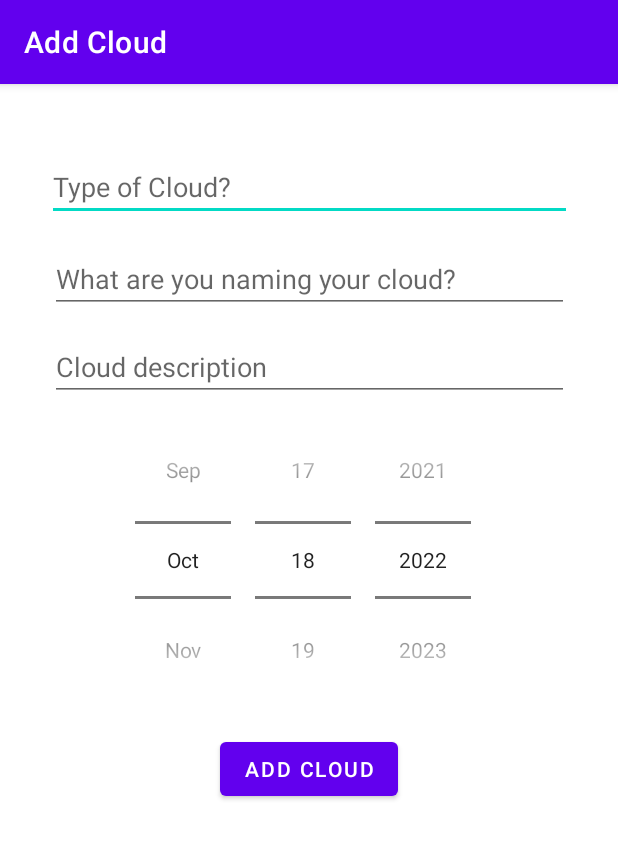
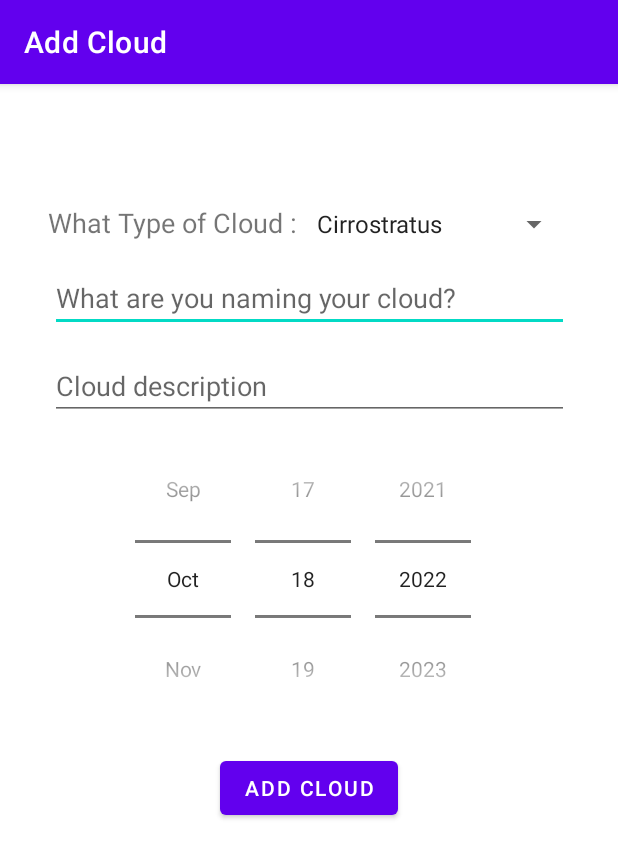
Before and after one commit to RRay6/BitFit, an Android app: the screen it shows after launch (CloudDetailsActivity), after a tap on "ADD CLOUD", on a phone screen of 412 x 824 dp. Shown: the top 858 px of the screen. Run offline under Robolectric (Android 15) with nearby library versions, the phone set to English and light mode, and no system bars.

Commit message:
Part 2 update

```diff
--- a/app/build.gradle
+++ b/app/build.gradle
@@ -42,6 +42,7 @@ dependencies {
     implementation 'androidx.appcompat:appcompat:1.5.1'
     implementation 'com.google.android.material:material:1.6.1'
     implementation 'androidx.constraintlayout:constraintlayout:2.1.4'
+    implementation 'androidx.databinding:databinding-runtime:4.2.2'
     testImplementation 'junit:junit:4.13.2'
     androidTestImplementation 'androidx.test.ext:junit:1.1.3'
     androidTestImplementation 'androidx.test.espresso:espresso-core:3.4.0'
--- a/app/src/main/java/com/example/bitfit/CloudDetailsActivity.kt
+++ b/app/src/main/java/com/example/bitfit/CloudDetailsActivity.kt
@@ -3,7 +3,10 @@ package com.example.bitfit
 import android.content.Intent
 import android.os.Bundle
 import android.view.View
+import android.widget.AdapterView
 import android.widget.ArrayAdapter
+import android.widget.Spinner
+import android.widget.Toast
 import androidx.appcompat.app.AppCompatActivity
 import com.example.bitfit.databinding.ActivityCloudDetailsBinding
 import com.tinyappco.databasedemo.date
@@ -17,6 +20,8 @@ class CloudDetailsActivity : AppCompatActivity() {
 
     private lateinit var binding: ActivityCloudDetailsBinding
 
+    private var cloudType = ""
+
     override fun onCreate(savedInstanceState: Bundle?) {
         super.onCreate(savedInstanceState)
         binding = ActivityCloudDetailsBinding.inflate(layoutInflater)
@@ -26,18 +31,20 @@ class CloudDetailsActivity : AppCompatActivity() {
         dataMgr = DBHandler(this)
 
 
-
         val cloud = intent.getSerializableExtra("cloud")
-        if (cloud is Cloud){
+        if (cloud is Cloud) {
             existingCloud = cloud
-            binding.etType.setText(cloud.type)
+            // binding.etType.setText(cloud.type)
             binding.etTitle.setText(cloud.title)
             binding.etDescription.setText(cloud.description)
 
             val cal = Calendar.getInstance()
             cal.time = cloud.date
-            binding.datePicker.init(cal.get(Calendar.YEAR), cal.get(Calendar.MONTH), cal.get(
-                Calendar.DAY_OF_MONTH), null)
+            binding.datePicker.init(
+                cal.get(Calendar.YEAR), cal.get(Calendar.MONTH), cal.get(
+                    Calendar.DAY_OF_MONTH
+                ), null
+            )
 
             binding.btnAdd.text = getString(R.string.update)
             title = getString(R.string.edit_cloud)
@@ -47,6 +54,35 @@ class CloudDetailsActivity : AppCompatActivity() {
 
         // refreshSpinner()
 
+        val types = resources.getStringArray(R.array.types)
+
+        // access the spinner
+        val spinner = findViewById<Spinner>(R.id.spinner)
+        if (spinner != null) {
+            val adapter = ArrayAdapter(
+                this,
+                android.R.layout.simple_spinner_item, types
+            )
+            spinner.adapter = adapter
+
+            spinner.onItemSelectedListener = object :
+                AdapterView.OnItemSelectedListener {
+                override fun onItemSelected(
+                    parent: AdapterView<*>,
+                    view: View, position: Int, id: Long
+                ) {
+
+                    cloudType = types[position]
+//                    Toast.makeText(this@MainActivity,
+//                        getString(R.string.selected_item) + " " +
+//                                "" + languages[position], Toast.LENGTH_SHORT).show()
+                }
+
+                override fun onNothingSelected(p0: AdapterView<*>?) {
+                    // TODO("Not yet implemented")
+                }
+            }
+        }
     }
 
 
@@ -72,9 +108,9 @@ class CloudDetailsActivity : AppCompatActivity() {
     }
 
     @Suppress("UNUSED_PARAMETER")
-    fun addAssignment(v: View){
+    fun addCloud(v: View){
 
-        val type = binding.etType.text.toString()
+        // val type = binding.etType.text.toString()
         val title = binding.etTitle.text.toString()
         val description = binding.etDescription.text.toString()
         val date = binding.datePicker.date()
@@ -82,14 +118,14 @@ class CloudDetailsActivity : AppCompatActivity() {
         val immutableExistingCloud = existingCloud
 
         if (immutableExistingCloud != null) {
-            immutableExistingCloud.type = type
+            immutableExistingCloud.type = cloudType
             immutableExistingCloud.title = title
             immutableExistingCloud.description = description
             immutableExistingCloud.date = binding.datePicker.date()
 
             dataMgr.update(immutableExistingCloud)
         } else {
-            val cloud = existingCloud ?: Cloud(null, type, title, description, date)
+            val cloud = existingCloud ?: Cloud(null, cloudType, title, description, date)
             dataMgr.add(cloud)
         }
 
--- /dev/null
+++ b/app/src/main/java/com/example/bitfit/DiaryFragment.kt
@@ -0,0 +1,100 @@
+package com.example.bitfit
+
+import android.content.Intent
+import android.os.Bundle
+import android.view.*
+import android.widget.AdapterView
+import androidx.fragment.app.Fragment
+import android.widget.ArrayAdapter
+import androidx.databinding.DataBindingUtil
+import androidx.recyclerview.widget.LinearLayoutManager
+import com.example.bitfit.databinding.FragmentDiaryBinding
+import java.security.AccessController.getContext
+
+/**
+ * A simple [Fragment] subclass.
+ * Use the [DiaryFragment.newInstance] factory method to
+ * create an instance of this fragment.
+ */
+class DiaryFragment : Fragment() {
+
+    private lateinit var binding: FragmentDiaryBinding
+
+    private lateinit var dataManager: DBHandler
+    private lateinit var dataSet : List<Cloud>
+
+    override fun onCreate(savedInstanceState: Bundle?) {
+        super.onCreate(savedInstanceState)
+    }
+
+    override fun onCreateView(
+        inflater: LayoutInflater, container: ViewGroup?,
+        savedInstanceState: Bundle?
+    ): View? {
+        // Change this statement to store the view in a variable instead of a return statement
+        val view = inflater.inflate(R.layout.fragment_diary, container, false)
+
+        binding = FragmentDiaryBinding.inflate(inflater, container,false)
+
+        dataManager = DBHandler(requireContext().applicationContext)
+
+        refreshDeadlines()
+
+        registerForContextMenu(binding.listView)
+
+        // Update the return statement to return the inflated view from above
+        return binding.getRoot();
+    }
+
+    companion object {
+        fun newInstance(): DiaryFragment {
+            return DiaryFragment()
+        }
+    }
+
+//    override fun onCreateOptionsMenu(menu: Menu?): Boolean {
+//        menuInflater.inflate(R.menu.menu_settings, menu)
+//        return super.onCreateOptionsMenu(menu)
+//    }
+//
+//    override fun onCreateContextMenu(menu: ContextMenu?, v: View?, menuInfo: ContextMenu.ContextMenuInfo?) {
+//        super.onCreateContextMenu(menu, v, menuInfo)
+//        menuInflater.inflate(R.menu.menu_deadlines_context, menu)
+//    }
+
+    override fun onContextItemSelected(item: MenuItem): Boolean {
+
+        if (item.itemId == R.id.menu_edit){
+            val info = item.menuInfo as AdapterView.AdapterContextMenuInfo
+            val componentToEdit = dataSet[info.position]
+
+            val intent = Intent(requireContext().applicationContext, CloudDetailsActivity::class.java)
+            intent.putExtra("cloud",componentToEdit)
+            startActivity(intent)
+
+            return true
+        }
+
+        if (item.itemId == R.id.menu_delete){
+
+            val info = item.menuInfo as AdapterView.AdapterContextMenuInfo
+            val component = dataSet[info.position]
+            dataManager.delete(component)
+            refreshDeadlines()
+
+            return true
+        }
+
+        return super.onContextItemSelected(item)
+    }
+
+    private fun refreshDeadlines(){
+        dataSet = dataManager.clouds()
+        binding.listView.adapter = ArrayAdapter<Cloud>(requireContext().applicationContext,android.R.layout.simple_list_item_1,dataSet)
+    }
+
+    override fun onResume() {
+        super.onResume()
+        refreshDeadlines()
+    }
+}
--- a/app/src/main/java/com/example/bitfit/MainActivity.kt
+++ b/app/src/main/java/com/example/bitfit/MainActivity.kt
@@ -9,12 +9,14 @@ import android.view.MenuItem
 import android.view.View
 import android.widget.AdapterView
 import android.widget.ArrayAdapter
+import androidx.fragment.app.Fragment
 import com.example.bitfit.databinding.ActivityMainBinding
+import com.google.android.material.bottomnavigation.BottomNavigationView
 
 class MainActivity : AppCompatActivity() {
 
-    private lateinit var dataManager: DBHandler
-    private lateinit var dataSet : List<Cloud>
+//    private lateinit var dataManager: DBHandler
+//    private lateinit var dataSet : List<Cloud>
 
     private lateinit var binding: ActivityMainBinding
 
@@ -23,76 +25,93 @@ class MainActivity : AppCompatActivity() {
         binding = ActivityMainBinding.inflate(layoutInflater)
         val view = binding.root
         setContentView(view)
-
-        dataManager = DBHandler(this)
-
-        refreshDeadlines()
-
-        registerForContextMenu(binding.listView)
+//
+//        dataManager = DBHandler(this)
+//
+//        refreshDeadlines()
+//
+//        registerForContextMenu(binding.listView)
 
         title = getString(R.string.app_name)
-    }
 
+        // define your fragments here
+        val diaryFragment: Fragment = DiaryFragment()
+        val chartFragment: Fragment = ChartFragment()
 
-    override fun onCreateOptionsMenu(menu: Menu?): Boolean {
-        menuInflater.inflate(R.menu.menu_settings, menu)
-        return super.onCreateOptionsMenu(menu)
-    }
+        val bottomNavigationView: BottomNavigationView = findViewById(R.id.bottom_navigation)
 
-//    override fun onOptionsItemSelected(item: MenuItem): Boolean {
-//        if (item.itemId == R.id.menu_edit_modules){
-//            val intent = Intent(this,ModuleListActivity::class.java)
-//            startActivity(intent)
-//        }
-//        return super.onOptionsItemSelected(item)
-//    }
-
-    override fun onCreateContextMenu(menu: ContextMenu?, v: View?, menuInfo: ContextMenu.ContextMenuInfo?) {
-        super.onCreateContextMenu(menu, v, menuInfo)
-        menuInflater.inflate(R.menu.menu_deadlines_context, menu)
-    }
-
-
-
-    override fun onContextItemSelected(item: MenuItem): Boolean {
-
-        if (item.itemId == R.id.menu_edit){
-            val info = item.menuInfo as AdapterView.AdapterContextMenuInfo
-            val componentToEdit = dataSet[info.position]
-
-            val intent = Intent(this,CloudDetailsActivity::class.java)
-            intent.putExtra("assignment",componentToEdit)
-            startActivity(intent)
-
-            return true
+        // handle navigation selection
+        bottomNavigationView.setOnItemSelectedListener { item ->
+            lateinit var fragment: Fragment
+            when (item.itemId) {
+                R.id.nav_diary -> fragment = diaryFragment
+                R.id.nav_chart -> fragment = chartFragment
+            }
+            replaceFragment(fragment)
+            true
         }
 
-        if (item.itemId == R.id.menu_delete){
-
-            val info = item.menuInfo as AdapterView.AdapterContextMenuInfo
-            val component = dataSet[info.position]
-            dataManager.delete(component)
-            refreshDeadlines()
-
-            return true
-        }
-
-        return super.onContextItemSelected(item)
+        // Set default selection
+        bottomNavigationView.selectedItemId = R.id.nav_diary
     }
-
-    private fun refreshDeadlines(){
-        dataSet = dataManager.clouds()
-        binding.listView.adapter = ArrayAdapter<Cloud>(this,android.R.layout.simple_list_item_1,dataSet)
-    }
-
-    override fun onResume() {
-        super.onResume()
-        refreshDeadlines()
-    }
-
+//
+//
+//    override fun onCreateOptionsMenu(menu: Menu?): Boolean {
+//        menuInflater.inflate(R.menu.menu_settings, menu)
+//        return super.onCreateOptionsMenu(menu)
+//    }
+//
+//    override fun onCreateContextMenu(menu: ContextMenu?, v: View?, menuInfo: ContextMenu.ContextMenuInfo?) {
+//        super.onCreateContextMenu(menu, v, menuInfo)
+//        menuInflater.inflate(R.menu.menu_deadlines_context, menu)
+//    }
+//
+//    override fun onContextItemSelected(item: MenuItem): Boolean {
+//
+//        if (item.itemId == R.id.menu_edit){
+//            val info = item.menuInfo as AdapterView.AdapterContextMenuInfo
+//            val componentToEdit = dataSet[info.position]
+//
+//            val intent = Intent(this,CloudDetailsActivity::class.java)
+//            intent.putExtra("assignment",componentToEdit)
+//            startActivity(intent)
+//
+//            return true
+//        }
+//
+//        if (item.itemId == R.id.menu_delete){
+//
+//            val info = item.menuInfo as AdapterView.AdapterContextMenuInfo
+//            val component = dataSet[info.position]
+//            dataManager.delete(component)
+//            refreshDeadlines()
+//
+//            return true
+//        }
+//
+//        return super.onContextItemSelected(item)
+//    }
+//
+//    private fun refreshDeadlines(){
+//        dataSet = dataManager.clouds()
+//        binding.listView.adapter = ArrayAdapter<Cloud>(this,android.R.layout.simple_list_item_1,dataSet)
+//    }
+//
+//    override fun onResume() {
+//        super.onResume()
+//        refreshDeadlines()
+//    }
+//
     @Suppress("UNUSED_PARAMETER")
     fun addCloud(v: View){
         val intent = Intent(this, CloudDetailsActivity::class.java)
         startActivity(intent)
     }
+
+    private fun replaceFragment(fragment: Fragment) {
+        val fragmentManager = supportFragmentManager
+        val fragmentTransaction = fragmentManager.beginTransaction()
+        fragmentTransaction.replace(R.id.frame_layout, fragment)
+        fragmentTransaction.commit()
+    }
 }
--- /dev/null
+++ b/app/src/main/res/drawable/ic_baseline_cloud_24.xml
@@ -0,0 +1,5 @@
+<vector android:height="24dp" android:tint="#C5DAFF"
+    android:viewportHeight="24" android:viewportWidth="24"
+    android:width="24dp" xmlns:android="http://schemas.android.com/apk/res/android">
+    <path android:fillColor="@android:color/white" android:pathData="M19.35,10.04C18.67,6.59 15.64,4 12,4 9.11,4 6.6,5.64 5.35,8.04 2.34,8.36 0,10.91 0,14c0,3.31 2.69,6 6,6h13c2.76,0 5,-2.24 5,-5 0,-2.64 -2.05,-4.78 -4.65,-4.96z"/>
+</vector>
--- a/app/src/main/res/layout/activity_cloud_details.xml
+++ b/app/src/main/res/layout/activity_cloud_details.xml
@@ -12,36 +12,50 @@
         android:orientation="horizontal"
         android:layout_width="match_parent"
         android:layout_height="wrap_content"
-        app:layout_constraintStart_toStartOf="parent" app:layout_constraintEnd_toEndOf="parent"
-        android:layout_marginLeft="8dp" android:layout_marginStart="8dp" android:layout_marginEnd="8dp"
-        android:layout_marginRight="8dp" android:id="@+id/linearLayout" app:layout_constraintTop_toTopOf="parent"
-        android:layout_marginBottom="15dp" app:layout_constraintBottom_toTopOf="@+id/etTitle">
+        app:layout_constraintStart_toStartOf="parent"
+        app:layout_constraintEnd_toEndOf="parent"
+        android:layout_marginTop="80dp"
+        android:layout_marginLeft="8dp"
+        android:layout_marginStart="32dp"
+        android:layout_marginEnd="32dp"
+        android:layout_marginRight="8dp"
+        android:id="@+id/linearLayout"
+        app:layout_constraintTop_toTopOf="parent"
+        android:layout_marginBottom="15dp"
+        app:layout_constraintBottom_toTopOf="@+id/etTitle">
 
-<!--        <Spinner-->
-<!--            android:layout_width="232dp"-->
-<!--            android:layout_height="wrap_content"-->
-<!--            android:id="@+id/spinner"-->
-<!--            android:layout_weight="4"/>-->
+        <TextView
+            android:layout_height="wrap_content"
+            android:layout_width="wrap_content"
+            android:text="What Type of Cloud : "
+            android:textSize="18dp"/>
+
+        <Spinner
+            android:layout_width="wrap_content"
+            android:layout_height="wrap_content"
+            android:textSize="20dp"
+            android:id="@+id/spinner"
+            android:layout_weight="4"/>
 
     </LinearLayout>
 
-    <EditText
-        android:layout_width="350dp"
-        android:layout_height="wrap_content"
-        android:inputType="textPersonName"
-        android:ems="10"
-        android:id="@+id/etType"
-        android:hint="Type of Cloud?"
-        app:layout_constraintStart_toStartOf="parent"
-        android:layout_marginLeft="8dp"
-        android:layout_marginStart="8dp"
-        app:layout_constraintEnd_toEndOf="parent"
-        android:layout_marginEnd="8dp"
-        android:layout_marginRight="8dp"
-        app:layout_constraintTop_toBottomOf="@+id/linearLayout"
-        android:layout_marginBottom="16dp"
-        app:layout_constraintBottom_toTopOf="@+id/etTitle"
-        android:importantForAutofill="no"/>
+<!--    <EditText-->
+<!--        android:layout_width="350dp"-->
+<!--        android:layout_height="wrap_content"-->
+<!--        android:inputType="textPersonName"-->
+<!--        android:ems="10"-->
+<!--        android:id="@+id/etType"-->
+<!--        android:hint="Type of Cloud?"-->
+<!--        app:layout_constraintStart_toStartOf="parent"-->
+<!--        android:layout_marginLeft="8dp"-->
+<!--        android:layout_marginStart="8dp"-->
+<!--        app:layout_constraintEnd_toEndOf="parent"-->
+<!--        android:layout_marginEnd="8dp"-->
+<!--        android:layout_marginRight="8dp"-->
+<!--        app:layout_constraintTop_toBottomOf="@+id/linearLayout"-->
+<!--        android:layout_marginBottom="16dp"-->
+<!--        app:layout_constraintBottom_toTopOf="@+id/etTitle"-->
+<!--        android:importantForAutofill="no"/>-->
 
     <EditText
         android:layout_width="346dp"
@@ -55,7 +69,7 @@
         app:layout_constraintEnd_toEndOf="parent"
         android:layout_marginEnd="8dp"
         android:layout_marginRight="8dp"
-        app:layout_constraintTop_toBottomOf="@+id/etType"
+        app:layout_constraintTop_toBottomOf="@+id/linearLayout"
         android:layout_marginBottom="13dp"
         app:layout_constraintBottom_toTopOf="@+id/etDescription"
         android:importantForAutofill="no"/>
@@ -100,7 +114,7 @@
         android:layout_marginTop="9dp"
         app:layout_constraintTop_toBottomOf="@+id/datePicker"
         app:layout_constraintEnd_toEndOf="parent"
-        android:onClick="addAssignment"/>
+        android:onClick="addCloud"/>
 
 
 </androidx.constraintlayout.widget.ConstraintLayout>
--- a/app/src/main/res/values/strings.xml
+++ b/app/src/main/res/values/strings.xml
@@ -11,4 +11,19 @@
     <string name="add_cloud">Add Cloud</string>
     <string name="edit_cloud">Edit Cloud</string>
     <string name="date">Date</string>
+
+    <string-array name="types">
+        <item>Cirrostratus</item>
+        <item>Cirrocumulus</item>
+        <item>Cirrus</item>
+        <item>Cumulonimbus</item>
+        <item>Altostratus</item>
+        <item>Altocumulus</item>
+        <item>Stratus</item>
+        <item>Stratocumulus</item>
+        <item>Cumulus</item>
+        <item>Nimbostratus</item>
+    </string-array>
+    <!-- TODO: Remove or change this placeholder text -->
+    <string name="hello_blank_fragment">Hello blank fragment</string>
 </resources>
```
Also changed, not shown: app/src/main/java/com/example/bitfit/ChartFragment.kt (added, +76 -0 lines), app/src/main/res/drawable/ic_baseline_bar_chart_24.xml (added, +7 -0 lines), app/src/main/res/layout/activity_main.xml (+15 -10 lines), app/src/main/res/layout/fragment_chart.xml (added, +16 -0 lines), app/src/main/res/layout/fragment_diary.xml (added, +14 -0 lines), app/src/main/res/menu/menu_bottom_navigation.xml (added, +16 -0 lines), app/src/main/res/drawable/types_clouds.png (added).
